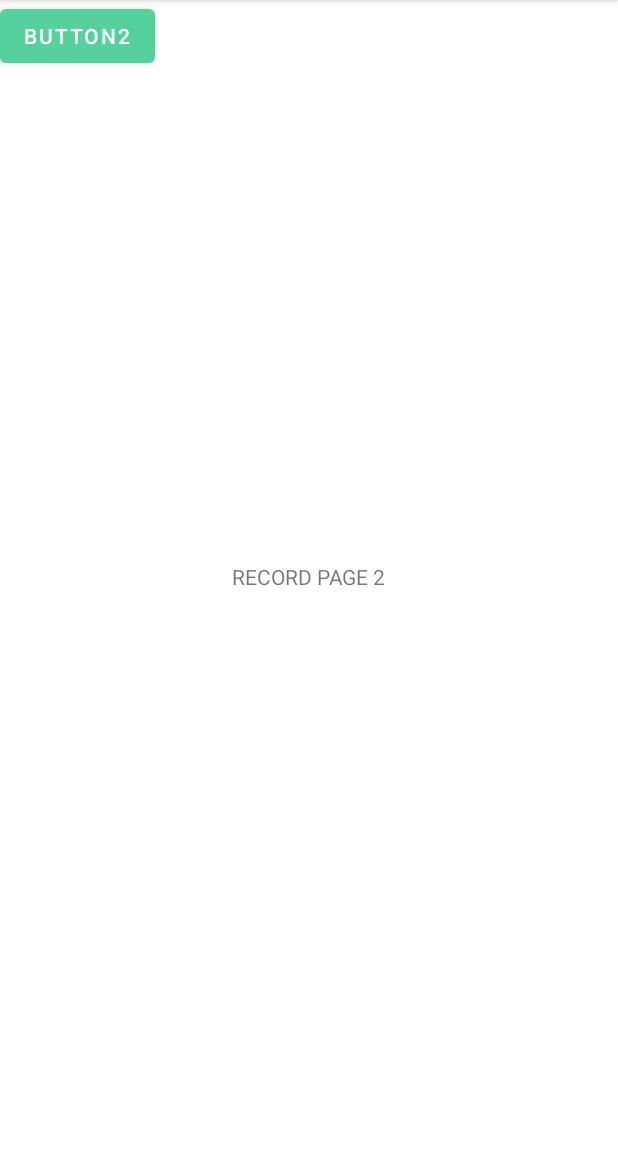
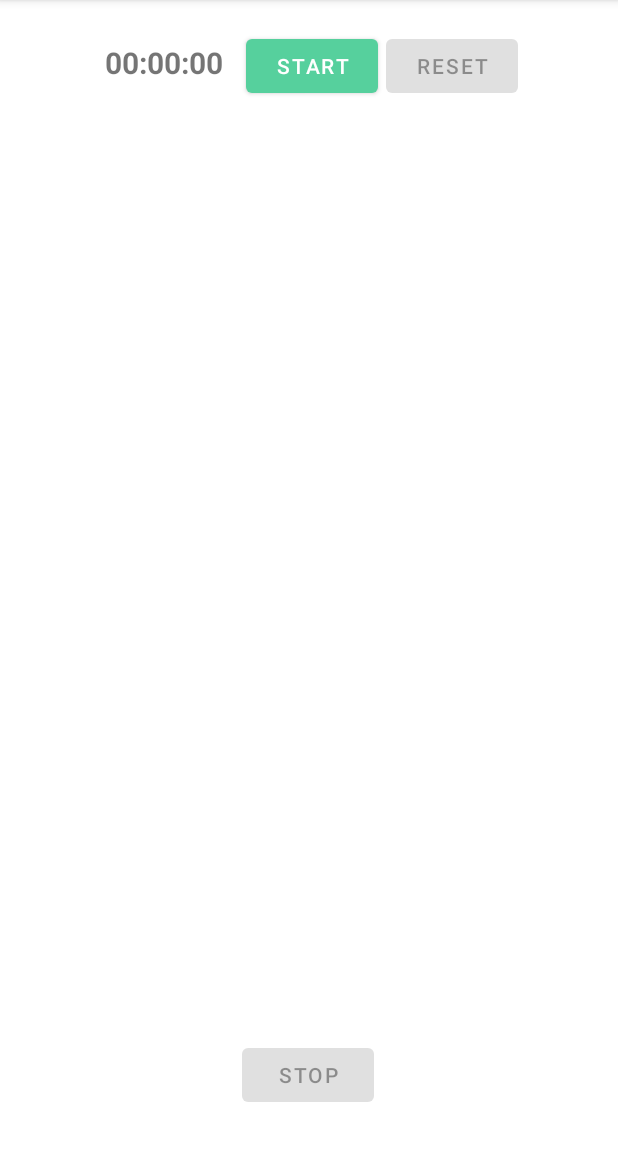
Before and after one commit to RCopJr/ece452-group2, an Android app: the fragment RecordTwo shown on its own in the app's theme, on a phone screen of 412 x 824 dp, the part 84-1236 px from its top. Run offline under Robolectric (Android 15) with nearby library versions, the phone set to English and light mode, and no system bars.

Commit message:
updated stopwatch

```diff
--- a/app/src/main/java/com/example/groupgains/ui/record/RecordFragment.kt
+++ b/app/src/main/java/com/example/groupgains/ui/record/RecordFragment.kt
@@ -4,11 +4,11 @@ import android.os.Bundle
 import android.view.LayoutInflater
 import android.view.View
 import android.view.ViewGroup
-import android.widget.TextView
 import androidx.fragment.app.Fragment
 import androidx.lifecycle.ViewModelProvider
 import com.example.groupgains.R
 import com.example.groupgains.databinding.FragmentRecordBinding
+
 
 class RecordFragment : Fragment() {
 
--- a/app/src/main/res/layout/record_2.xml
+++ b/app/src/main/res/layout/record_2.xml
@@ -3,23 +3,83 @@
     xmlns:app="http://schemas.android.com/apk/res-auto"
     xmlns:tools="http://schemas.android.com/tools"
     android:layout_width="match_parent"
-    android:layout_height="match_parent">
+    android:layout_height="match_parent"
+    tools:context=".ui.record.RecordFragment">
 
     <TextView
-        android:id="@+id/textView"
+        android:id="@+id/text_record"
+        android:layout_width="match_parent"
+        android:layout_height="wrap_content"
+        android:layout_marginStart="8dp"
+        android:layout_marginEnd="8dp"
+        android:textAlignment="center"
+        android:textSize="20sp"
+        app:layout_constraintBottom_toBottomOf="parent"
+        app:layout_constraintEnd_toEndOf="parent"
+        app:layout_constraintStart_toStartOf="parent" />
+
+    <androidx.recyclerview.widget.RecyclerView
+        android:id="@+id/rvExercises"
+        android:layout_width="0dp"
+        android:layout_height="0dp"
+        android:layout_marginStart="1dp"
+        android:layout_marginEnd="1dp"
+        app:layout_constraintBottom_toTopOf="@+id/stop"
+        app:layout_constraintEnd_toEndOf="parent"
+        app:layout_constraintStart_toStartOf="parent"
+        app:layout_constraintTop_toBottomOf="@+id/startBox" />
+
+    <LinearLayout
+        android:layout_width="match_parent"
+        android:layout_height="wrap_content"
+        android:layout_margin="20sp"
+        android:orientation="horizontal"
+        android:id="@+id/startBox"
+        app:layout_constraintEnd_toEndOf="parent"
+        app:layout_constraintStart_toStartOf="parent"
+        app:layout_constraintTop_toTopOf="parent">
+
+        <TextView
             android:layout_width="wrap_content"
             android:layout_height="wrap_content"
-        android:text="RECORD PAGE 2"
-        app:layout_constraintBottom_toBottomOf="parent"
+            android:textSize="20sp"
+            android:layout_marginEnd="15sp"
+            android:layout_marginStart="50sp"
+            android:text="00:00:00"
+            android:id="@+id/timer"
+            android:textStyle="bold" />
+
+        <Button
+            android:id="@+id/start"
+            android:layout_width="wrap_content"
+            android:layout_height="wrap_content"
+            android:text="Start"
             app:layout_constraintEnd_toEndOf="parent"
             app:layout_constraintStart_toStartOf="parent"
             app:layout_constraintTop_toTopOf="parent" />
 
         <Button
-        android:id="@+id/button22"
+            android:id="@+id/reset"
             android:layout_width="wrap_content"
             android:layout_height="wrap_content"
-        android:text="Button2"
+            android:text="Reset"
+            android:enabled="false"
+            android:layout_marginStart="5sp"
+            app:layout_constraintEnd_toEndOf="parent"
             app:layout_constraintStart_toStartOf="parent"
             app:layout_constraintTop_toTopOf="parent" />
+
+    </LinearLayout>
+
+    <Button
+        android:id="@+id/stop"
+        android:layout_width="wrap_content"
+        android:layout_height="wrap_content"
+        android:text="Stop"
+        android:enabled="false"
+        app:layout_constraintBottom_toTopOf="@+id/text_record"
+        app:layout_constraintEnd_toEndOf="parent"
+        app:layout_constraintHorizontal_bias="0.498"
+        app:layout_constraintStart_toStartOf="parent" />
+
 </androidx.constraintlayout.widget.ConstraintLayout>
```
Also changed, not shown: app/src/main/java/com/example/groupgains/ui/record/RecordTwo.kt (+60 -7 lines). Lines whose indentation alone changed are shown as unchanged.
